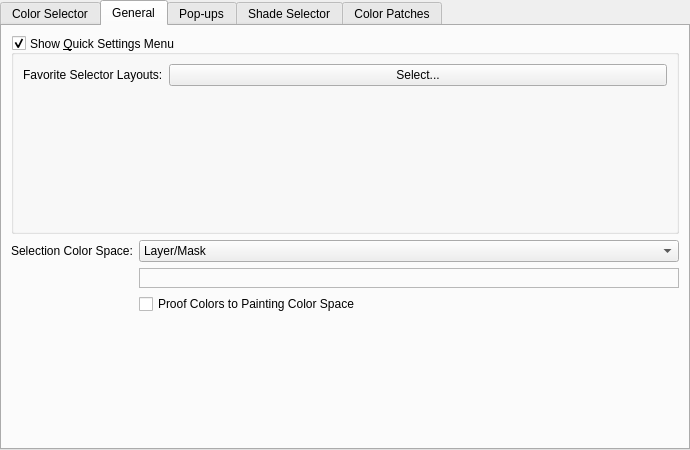
This is plugins/dockers/widegamutcolorselector/WdgWGSelectorSettings.ui in SatyamxUniverse/krita as Qt 5 draws it before an edit. The edited form follows.
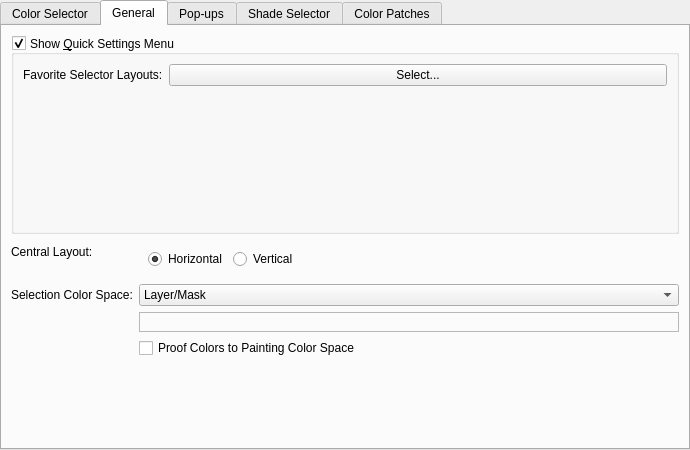
This is the edited form. The open tabs and pages were chosen to show the change. Custom widgets are drawn as their Qt base class.

Commit message:
Make shade selector display more configurable
Make Minimal and MyPaint Shade Selector optional and add option
for horizontal/vertical docker layout.

What changed in the file:
```diff
--- a/plugins/dockers/widegamutcolorselector/WdgWGSelectorSettings.ui
+++ b/plugins/dockers/widegamutcolorselector/WdgWGSelectorSettings.ui
@@ -159,13 +159,20 @@
        <item>
         <layout class="QFormLayout" name="formLayout_2">
          <item row="0" column="0">
+          <widget class="QLabel" name="label_25">
+           <property name="text">
+            <string>Central Layout:</string>
+           </property>
+          </widget>
+         </item>
+         <item row="1" column="0">
           <widget class="QLabel" name="label_2">
            <property name="text">
             <string>Selection Color Space:</string>
            </property>
           </widget>
          </item>
-         <item row="0" column="1">
+         <item row="1" column="1">
           <widget class="QComboBox" name="cmbSelectionColorSpace">
            <item>
             <property name="text">
@@ -184,7 +191,7 @@
            </item>
           </widget>
          </item>
-         <item row="1" column="1">
+         <item row="2" column="1">
           <widget class="QFrame" name="frame_4">
            <property name="frameShape">
             <enum>QFrame::StyledPanel</enum>
@@ -199,13 +206,55 @@
            </layout>
           </widget>
          </item>
-         <item row="2" column="1">
+         <item row="3" column="1">
           <widget class="QCheckBox" name="chkProofColors">
            <property name="text">
             <string>Proof Colors to Painting Color Space</string>
            </property>
           </widget>
          </item>
+         <item row="0" column="1">
+          <widget class="QFrame" name="frame_5">
+           <property name="minimumSize">
+            <size>
+             <width>50</width>
+             <height>0</height>
+            </size>
+           </property>
+           <layout class="QHBoxLayout" name="horizontalLayout_9">
+            <item>
+             <widget class="QRadioButton" name="rdbMainLOHorizontal">
+              <property name="text">
+               <string>Horizontal</string>
+              </property>
+              <property name="checked">
+               <bool>true</bool>
+              </property>
+             </widget>
+            </item>
+            <item>
+             <widget class="QRadioButton" name="rdbMainLOVertical">
+              <property name="text">
+               <string>Vertical</string>
+              </property>
+             </widget>
+            </item>
+            <item>
+             <spacer name="horizontalSpacer_6">
+              <property name="orientation">
+               <enum>Qt::Horizontal</enum>
+              </property>
+              <property name="sizeHint" stdset="0">
+               <size>
+                <width>40</width>
+                <height>20</height>
+               </size>
+              </property>
+             </spacer>
+            </item>
+           </layout>
+          </widget>
+         </item>
         </layout>
        </item>
       </layout>
```
Left out of the diff: 29 changed lines with no effect on the pictures. Lines whose indentation alone changed are shown as unchanged. The commit also changes 6 other files.
